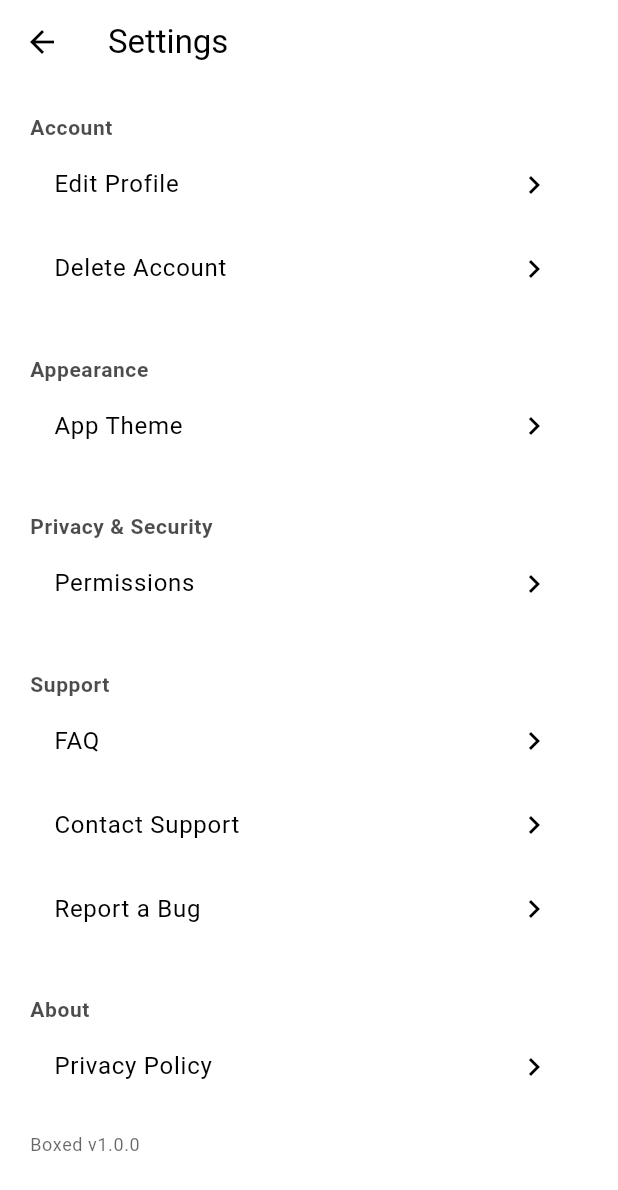
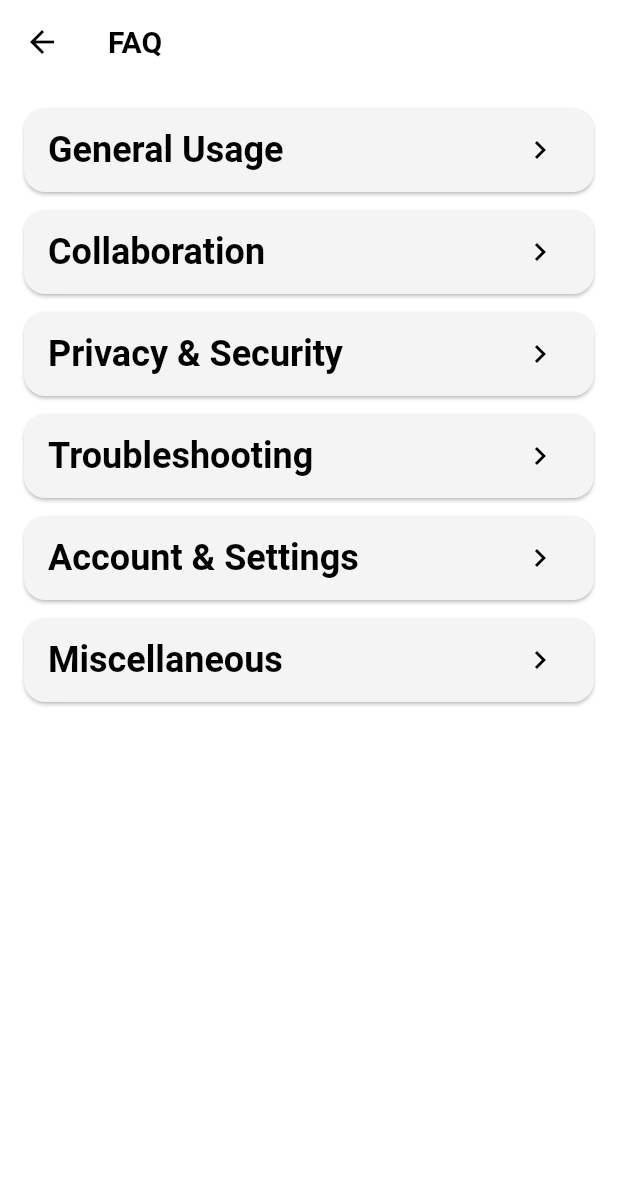
Before and after one commit to shlokmestry/boxed_app, a Flutter app: the SettingsScreen screen opened directly, after a tap on "FAQ", on a phone screen of 412 x 824 dp. Shown: the top 1190 px of the screen. Run offline on Flutter 3.47's test engine with Material 3 defaults, Android fonts, the phone set to English and light mode, and no system bars; our stand-ins replace cloud_firestore, firebase_auth, firebase_core, firebase_messaging, firebase_storage, flutter_local_notifications and 4 more; missing offline and left inert: cryptography, encrypt, pointycastle, rsa_encrypt; accounts and stored records are empty.

Commit message:
Add categorized FAQ screens with detailed question and answer views for improved user support and navigation

```diff
--- /dev/null
+++ b/lib/screens/faq_screen.dart
@@ -0,0 +1,255 @@
+import 'package:flutter/material.dart';
+
+class FaqScreen extends StatelessWidget {
+  const FaqScreen({super.key});
+
+  // Define categories and their questions
+  static const Map<String, List<_FaqItem>> faqCategories = {
+    "General Usage": [
+      _FaqItem(
+        question: "What is Boxed?",
+        answer:
+            "Boxed is a secure time capsule app that lets you save memories and messages to be unlocked at a future date.",
+      ),
+      _FaqItem(
+        question: "How do I create a new capsule?",
+        answer:
+            "Tap the + button on the home screen, fill in capsule details like name, description, unlock date, and add collaborators.",
+      ),
+      _FaqItem(
+        question: "How do time capsules work?",
+        answer:
+            "Your capsules are locked until the unlock date. After that, you and collaborators can access the stored content.",
+      ),
+    ],
+    "Collaboration": [
+      _FaqItem(
+        question: "How do I invite collaborators?",
+        answer:
+            "During capsule creation, add users by their email or user ID. Collaborators receive invites to accept before accessing the capsule.",
+      ),
+      _FaqItem(
+        question: "What does \"Pending collaborators acceptance\" mean?",
+        answer:
+            "This means some collaborators have been invited but haven’t accepted the invitation yet. The capsule remains locked or limited until all invited collaborators accept or decline their invites.",
+      ),
+      _FaqItem(
+        question: "Can collaborators edit capsule contents?",
+        answer:
+            "Yes, once a collaborator accepts an invite, they can add or edit memories in the capsule, such as notes or photos, depending on the access permissions.",
+      ),
+    ],
+    "Privacy & Security": [
+      _FaqItem(
+        question: "Is my data encrypted?",
+        answer:
+            "All capsule contents are encrypted end-to-end on your device before being uploaded. Only you and your collaborators with the encryption keys can decrypt and view the content, ensuring your memories remain private and safe.",
+      ),
+      _FaqItem(
+        question: "Who can see my capsules?",
+        answer:
+            "Only you and collaborators you invite can see your capsules. Collaborators must accept their invites to gain access. Capsules are encrypted to prevent unauthorized access.",
+      ),
+    ],
+    "Troubleshooting": [
+      _FaqItem(
+        question: "Why can’t I see my capsules?",
+        answer:
+            "Common reasons include not being signed in, no capsules created yet, or being invited to capsules but having pending acceptance on collaborator invites. Check your account status and invite notifications.",
+      ),
+      _FaqItem(
+        question: "What to do if I forget my password?",
+        answer:
+            "Use the account login screen’s \"Forgot Password\" feature to reset your password via email. Follow the instructions sent to your registered email address.",
+      ),
+      _FaqItem(
+        question: "App is not working correctly. How can I get help?",
+        answer:
+            "You can report issues or bugs directly through the app’s “Report a Bug” feature in Settings. For additional support, contact options will be available soon.",
+      ),
+    ],
+    "Account & Settings": [
+      _FaqItem(
+        question: "How do I delete my account?",
+        answer:
+            "In Settings, navigate to “Delete Account.” Follow the prompts to permanently delete your account and all associated capsule data. This action is irreversible.",
+      ),
+      _FaqItem(
+        question: "Can I change my profile details later?",
+        answer:
+            "Yes, you can update your profile info such as username, avatar, and bio anytime in the “Edit Profile” section of Settings.",
+      ),
+    ],
+    "Miscellaneous": [
+      _FaqItem(
+        question: "How to change app theme?",
+        answer:
+            "Go to Settings → Appearance → App Theme to toggle between Light, Dark, or System default themes.",
+      ),
+      _FaqItem(
+        question: "Will Boxed work offline?",
+        answer:
+            "Some features may work offline, such as viewing previously unlocked capsules. However, network connectivity is needed to sync new capsules, send invites, or upload content.",
+      ),
+    ],
+  };
+
+  @override
+  Widget build(BuildContext context) {
+    final colorScheme = Theme.of(context).colorScheme;
+    final textTheme = Theme.of(context).textTheme;
+
+    final categoryTitles = faqCategories.keys.toList();
+
+    return Scaffold(
+      appBar: AppBar(
+        title: const Text('FAQ'),
+        backgroundColor: colorScheme.background,
+        iconTheme: IconThemeData(color: colorScheme.primary),
+        elevation: 0,
+      ),
+      backgroundColor: colorScheme.background,
+      body: ListView.builder(
+        padding: const EdgeInsets.all(16),
+        itemCount: categoryTitles.length,
+        itemBuilder: (context, index) {
+          final category = categoryTitles[index];
+          return Card(
+            color: colorScheme.surface,
+            margin: const EdgeInsets.only(bottom: 12),
+            shape:
+                RoundedRectangleBorder(borderRadius: BorderRadius.circular(14)),
+            child: ListTile(
+              title: Text(
+                category,
+                style: textTheme.headlineSmall?.copyWith(
+                  fontWeight: FontWeight.bold,
+                  color: colorScheme.onSurface,
+                ),
+              ),
+              trailing: Icon(Icons.chevron_right, color: colorScheme.primary),
+              onTap: () {
+                final faqs = faqCategories[category]!;
+                Navigator.push(
+                  context,
+                  MaterialPageRoute(
+                    builder: (_) => _FaqCategoryScreen(
+                      categoryName: category,
+                      faqItems: faqs,
+                    ),
+                  ),
+                );
+              },
+            ),
+          );
+        },
+      ),
+    );
+  }
+}
+
+class _FaqCategoryScreen extends StatelessWidget {
+  final String categoryName;
+  final List<_FaqItem> faqItems;
+
+  const _FaqCategoryScreen(
+      {required this.categoryName, required this.faqItems, super.key});
+
+  @override
+  Widget build(BuildContext context) {
+    final colorScheme = Theme.of(context).colorScheme;
+    final textTheme = Theme.of(context).textTheme;
+
+    return Scaffold(
+      appBar: AppBar(
+        title: Text(categoryName),
+        backgroundColor: colorScheme.background,
+        iconTheme: IconThemeData(color: colorScheme.primary),
+        elevation: 0,
+      ),
+      backgroundColor: colorScheme.background,
+      body: ListView.builder(
+        padding: const EdgeInsets.all(16),
+        itemCount: faqItems.length,
+        itemBuilder: (context, index) {
+          final item = faqItems[index];
+          return Card(
+            color: colorScheme.surface,
+            margin: const EdgeInsets.only(bottom: 12),
+            shape:
+                RoundedRectangleBorder(borderRadius: BorderRadius.circular(14)),
+            child: ListTile(
+              title: Text(
+                item.question,
+                style: textTheme.bodyLarge?.copyWith(
+                  fontWeight: FontWeight.bold,
+                  color: colorScheme.onSurface,
+                ),
+              ),
+              trailing: Icon(Icons.chevron_right, color: colorScheme.primary),
+              onTap: () {
+                Navigator.push(
+                  context,
+                  MaterialPageRoute(
+                      builder: (_) => FaqDetailScreen(faqItem: item)),
+                );
+              },
+            ),
+          );
+        },
+      ),
+    );
+  }
+}
+
+class _FaqItem {
+  final String question;
+  final String answer;
+
+  const _FaqItem({required this.question, required this.answer});
+}
+
+class FaqDetailScreen extends StatelessWidget {
+  final _FaqItem faqItem;
+
+  const FaqDetailScreen({required this.faqItem, super.key});
+
+  @override
+  Widget build(BuildContext context) {
+    final colorScheme = Theme.of(context).colorScheme;
+    final textTheme = Theme.of(context).textTheme;
+
+    return Scaffold(
+      appBar: AppBar(
+        title: const Text('FAQ Detail'),
+        backgroundColor: colorScheme.background,
+        iconTheme: IconThemeData(color: colorScheme.primary),
+        elevation: 0,
+      ),
+      backgroundColor: colorScheme.background,
+      body: Padding(
+        padding: const EdgeInsets.all(20),
+        child: Column(
+          crossAxisAlignment: CrossAxisAlignment.start,
+          children: [
+            Text(
+              faqItem.question,
+              style: textTheme.headlineSmall?.copyWith(
+                fontWeight: FontWeight.bold,
+                color: colorScheme.onSurface,
+              ),
+            ),
+            const SizedBox(height: 16),
+            Text(
+              faqItem.answer,
+              style: textTheme.bodyLarge?.copyWith(
+                color: colorScheme.onSurface,
+                height: 1.5,
+              ),
+            ),
+          ],
+        ),
+      ),
+    );
+  }
+}
--- a/lib/screens/settings_screen.dart
+++ b/lib/screens/settings_screen.dart
@@ -2,6 +2,8 @@ import 'package:boxed_app/widgets/theme_picker_sheet.dart';
 import 'package:flutter/material.dart';
 import 'package:boxed_app/screens/edit_profile_screen.dart';
 import 'package:boxed_app/screens/delete_account_screen.dart';
+import 'package:boxed_app/screens/bug_report_screen.dart';  // Bug report screen
+import 'package:boxed_app/screens/faq_screen.dart';  // FAQ screen
 
 class SettingsScreen extends StatelessWidget {
   const SettingsScreen({super.key});
@@ -80,12 +82,23 @@ class SettingsScreen extends StatelessWidget {
           ),
           const SizedBox(height: 30),
           Text("Support", style: _sectionStyle(context)),
-          _buildOption(context, "FAQ", onTap: () {}),
-          _buildOption(context, "Contact Support", onTap: () {}),
-          _buildOption(context, "Report a Bug", onTap: () {}),
+          _buildOption(context, "FAQ", onTap: () {
+            Navigator.push(
+              context,
+              MaterialPageRoute(builder: (_) => const FaqScreen()),
+            );
+          }),
+          _buildOption(context, "Report a Bug", onTap: () {
+            Navigator.push(
+              context,
+              MaterialPageRoute(builder: (_) => const BugReportScreen()),
+            );
+          }),
           const SizedBox(height: 30),
           Text("About", style: _sectionStyle(context)),
-          _buildOption(context, "Privacy Policy", onTap: () {}),
+          _buildOption(context, "Privacy Policy", onTap: () {
+            // TODO: Add Privacy Policy screen or URL link here
+          }),
           const SizedBox(height: 16),
           Text(
             "Boxed v1.0.0",
```
Also changed, not shown: lib/screens/bug_report_screen.dart (added, +134 -0 lines).
